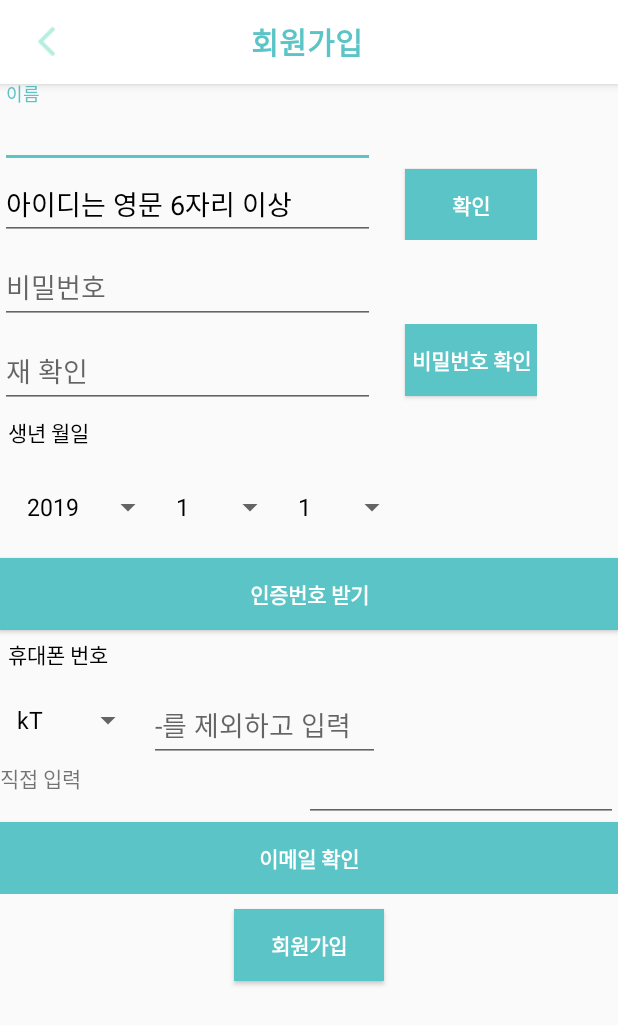
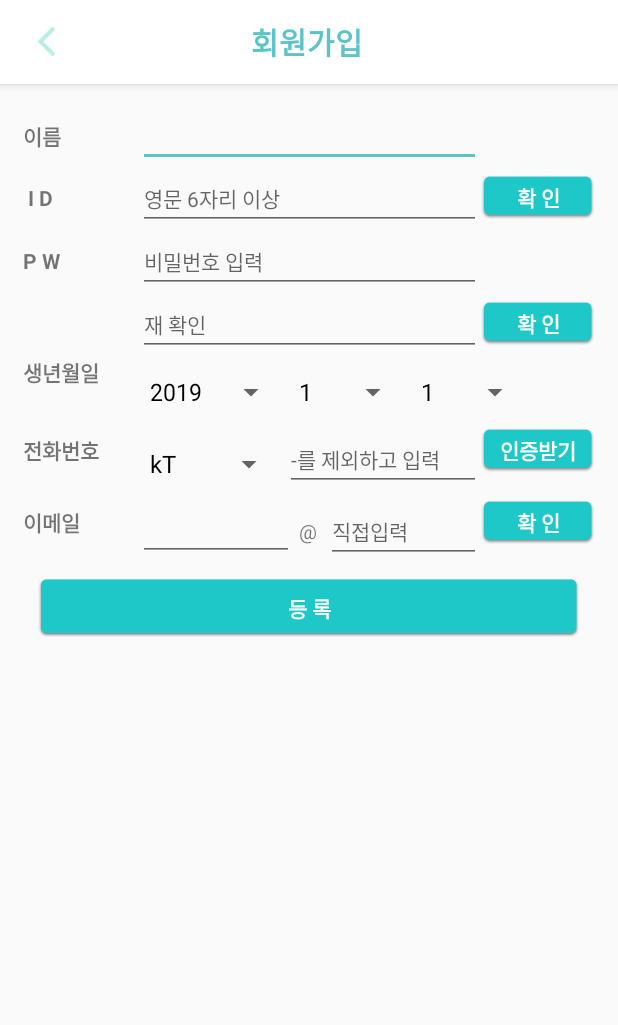
Before and after one commit to jslee7120/yaksok_js, an Android app: the SignUp screen opened directly, with no data from a screen before it, on a phone screen of 412 x 824 dp. Shown: the top 1025 px of the screen. Run offline under Robolectric (Android 15) with nearby library versions, the phone set to English and light mode, and no system bars; pictures from the network do not load.

Commit message:
회원가입 레이아웃 변경

```diff
--- a/app/src/main/java/yaksok/dodream/com/yaksok/SignUp.java
+++ b/app/src/main/java/yaksok/dodream/com/yaksok/SignUp.java
@@ -43,7 +43,7 @@ import yaksok.dodream.com.yaksok.vo.UserVO;
 
 public class SignUp extends AppCompatActivity {
     private ImageView sign_profile_imv;
-    public static EditText sign_up_name_edt,sign_up_id_edt,sign_up_pw_edt,sign_up_re_pw_edt,sign_up_phone_number_edt,sign_authorization_number,sign_up_email_edt,sign_up_yourself_email;
+    public static EditText sign_up_name_edt,sign_up_id_edt,sign_up_pw_edt,sign_up_re_pw_edt,sign_up_phone_number_edt,sign_authorization_number,sign_up_email_edt,sign_up_yourself_email,sign_up_yourself_address_email;
     private Spinner sign_up_year_spin,sign_up_month_spin,sign_up_day_spin,sign_up_phone_conpany_spin,sign_up_phone_first_spin,sign_up_email_spin;
     private Button sign_up_check_id_btn,sign_up_check_pw_btn,sign_up_check_authorization_num_btn,sign_up_compelte_btn;
     private String age_range;// age_range 넘기기
@@ -114,6 +114,8 @@ public class SignUp extends AppCompatActivity {
 
 
 //        final MyDatabaseOpenHelper DBHELPER = new MyDatabaseOpenHelper(getApplicationContext(), "YakSok.db", null, 1);
+
+        sign_up_yourself_address_email = (EditText)findViewById(R.id.sign_email_yourself_address_edt);
 
         sign_up_name_edt = (EditText)findViewById(R.id.sign_name_edt);
 
@@ -211,7 +213,7 @@ public class SignUp extends AppCompatActivity {
                day = Integer.parseInt(sign_up_day_spin.getItemAtPosition(position).toString());
 
                birthday = String.valueOf(month)+"-"+String.valueOf(day);
-                Toast.makeText(getApplicationContext(),birthday,Toast.LENGTH_LONG).show();
+
 
             }
 
@@ -225,6 +227,7 @@ public class SignUp extends AppCompatActivity {
         String[] phone_company = getResources().getStringArray(R.array.phone_company);
         ArrayAdapter<String> phoneCompanyAdapter = new ArrayAdapter<String>(this,R.layout.support_simple_spinner_dropdown_item,phone_company);
         sign_up_phone_conpany_spin.setAdapter(phoneCompanyAdapter);
+
 
 
 //
@@ -259,7 +262,7 @@ public class SignUp extends AppCompatActivity {
             @Override
             public void onClick(View v) {
 
-                user_email = sign_up_yourself_email.getText().toString();
+                user_email = sign_up_yourself_email.getText().toString() + "@" + sign_up_yourself_address_email.getText().toString();
                 if(checkEmail(user_email)){
                     Toast.makeText(getApplicationContext(),"사용할 수 있는 이메일 입니다.",Toast.LENGTH_LONG).show();
                 }
@@ -290,7 +293,7 @@ public class SignUp extends AppCompatActivity {
                     Toast.makeText(getApplicationContext(),"6글자 이상으로 아이디를 입력해주세요.",Toast.LENGTH_LONG).show();
                 }
                else{
-                    Toast.makeText(getApplicationContext(),"성공",Toast.LENGTH_LONG).show();
+                    Toast.makeText(getApplicationContext(),"아이디가 적합합니다",Toast.LENGTH_LONG).show();
                 }
             }
         });
@@ -378,8 +381,8 @@ public class SignUp extends AppCompatActivity {
         sign_up_check_authorization_num_btn.setOnClickListener(new View.OnClickListener() {
             @Override
             public void onClick(View v) {
-                LinearLayout linearLayout = (LinearLayout) findViewById(R.id.sign_authorization_layout);
-                linearLayout.setVisibility(View.VISIBLE);
+               // LinearLayout linearLayout = (LinearLayout) findViewById(R.id.sign_authorization_layout);
+                //linearLayout.setVisibility(View.VISIBLE);
             }
         });
 
@@ -457,9 +460,6 @@ public class SignUp extends AppCompatActivity {
                Log.d("server","server");
                Log.d("server_before","sssssssss");
 
-
-
-               Toast.makeText(getApplicationContext(),bodyVO.getStatus(),Toast.LENGTH_LONG).show();
                if(bodyVO.getStatus().equals("201")){
                    startActivity(new Intent(getApplicationContext(),AddYourFmaily.class));
                    Toast.makeText(getApplicationContext(),"가입 성공 되었습니다.",Toast.LENGTH_LONG).show();
--- a/app/src/main/res/layout/activity_sign_up.xml
+++ b/app/src/main/res/layout/activity_sign_up.xml
@@ -7,129 +7,140 @@
     android:orientation="vertical">
     <LinearLayout
         android:layout_width="match_parent"
-        android:layout_height="match_parent"
+        android:layout_height="wrap_content"
+        android:layout_margin="15dp"
         android:orientation="vertical">
-
-        <!-- <TextView
-             android:layout_margin="5dp"
-             android:layout_width="wrap_content"
-             android:layout_height="wrap_content"
-             android:text="@string/sign_up_user_profile"
-             android:textColor="#000000"/>
-         <ImageView
-             android:id="@+id/sign_profile_imv"
-             android:layout_width="100dp"
-             android:layout_height="100dp"
-             android:layout_gravity="center"
-             android:src="@drawable/user_profile"/>
-     -->
-        <TableLayout
-            android:layout_width="wrap_content"
-            android:layout_height="wrap_content">
-            <TableRow>
-                <android.support.design.widget.TextInputLayout
-                    android:layout_width="match_parent"
-                    android:layout_height="wrap_content">
-                    <EditText
-                        android:textColorHint="#000000"
-                        android:layout_gravity="center"
-                        android:id="@+id/sign_name_edt"
-                        android:layout_width="250dp"
-                        android:layout_height="wrap_content"
-                        android:hint="이름"
-                        android:textColor="#000000"
-                        android:focusable="true"/>
-                </android.support.design.widget.TextInputLayout>
-
-            </TableRow>
-            <TableRow>
-
-                <EditText
-                    android:textColorHint="#000000"
-                    android:id="@+id/sign_id_edt"
-                    android:layout_width="250dp"
-                    android:layout_height="wrap_content"
-                    android:hint="@string/sign_up_id_hint"
-                    android:textColor="#000000" />
-
-                <Button
-                    android:id="@+id/sign_check_id_btn"
-                    android:layout_width="match_parent"
-                    android:layout_height="wrap_content"
-                    android:text="@string/sign_up_confrim"
-                    android:layout_marginStart="20dp"
-                    android:background="@color/main_color"
-                    android:textColor="#ffffff"
-                    android:textStyle="bold"
-                    />
-            </TableRow>
-            <TableRow>
-
-                <android.support.design.widget.TextInputLayout
-                    android:layout_width="match_parent"
-                    android:layout_height="wrap_content">
-                    <EditText
-                        android:textColorHint="#000000"
-                        android:layout_gravity="center"
-                        android:id="@+id/sign_pw_edt"
-                        android:layout_width="250dp"
-                        android:layout_height="wrap_content"
-                        android:hint="@string/sign_up_pw"
-                        android:textColor="#000000"
-                        android:focusable="true"
-                        android:inputType="textPassword"/>
-                </android.support.design.widget.TextInputLayout>
-
-            </TableRow>
-            <TableRow>
-                <android.support.design.widget.TextInputLayout
-                    android:layout_width="match_parent"
-                    android:layout_height="wrap_content">
-                    <EditText
-                        android:textColorHint="#000000"
-                        android:layout_gravity="center"
-                        android:id="@+id/sign_re_pw_edt"
-                        android:layout_width="250dp"
-                        android:layout_height="wrap_content"
-                        android:hint="@string/sign_up_re_pw_hint"
-                        android:textColor="#000000"
-                        android:focusable="true"
-                        android:inputType="textPassword" />
-                </android.support.design.widget.TextInputLayout>
-                <Button
-                    android:id="@+id/sign_up_check_pw_btn"
-                    android:layout_width="wrap_content"
-                    android:layout_height="wrap_content"
-                    android:layout_gravity="end"
-                    android:text="@string/sign_up_confirm_pw"
-                    android:textColor="#ffffff"
-                    android:textStyle="bold"
-                    android:background="@color/main_color"/>
-            </TableRow>
-
-
-            <TableRow>
-                <TextView
-                    android:layout_margin="5dp"
-                    android:textColor="#000000"
-                    android:layout_width="wrap_content"
-                    android:layout_height="wrap_content"
-                    android:text="@string/sign_up_birthday"/>
-
-
-            </TableRow>
-
-        </TableLayout>
 
         <LinearLayout
             android:layout_width="match_parent"
             android:layout_height="wrap_content"
-            android:orientation="vertical">
+            android:orientation="horizontal">
+
+            <TextView
+                android:layout_width="match_parent"
+                android:layout_height="wrap_content"
+                android:layout_weight="8"
+                android:text="이름"
+                android:textStyle="bold" />
+
+            <EditText
+                android:id="@+id/sign_name_edt"
+                android:layout_width="match_parent"
+                android:layout_height="wrap_content"
+                android:layout_weight="4"
+                android:focusable="true"
+                android:textColor="#000000"
+                android:textColorHint="#000000"
+                android:textSize="14dp" />
 
             <LinearLayout
                 android:layout_width="match_parent"
                 android:layout_height="wrap_content"
-                android:layout_margin="10dp"
+                android:layout_weight="8"></LinearLayout>
+        </LinearLayout>
+
+        <LinearLayout
+            android:layout_width="match_parent"
+            android:layout_height="wrap_content"
+            android:orientation="horizontal">
+
+            <TextView
+                android:layout_width="match_parent"
+                android:layout_height="wrap_content"
+                android:text=" I D"
+                android:textStyle="bold"
+                android:layout_weight="8"/>
+            <EditText
+                android:textSize="14dp"
+                android:id="@+id/sign_id_edt"
+                android:layout_width="match_parent"
+                android:layout_height="wrap_content"
+                android:hint="영문 6자리 이상"
+                android:textColor="#000000"
+                android:focusable="true"
+                android:layout_weight="4"/>
+
+            <Button
+                android:background="@drawable/y_btn"
+                android:id="@+id/sign_check_id_btn"
+                android:layout_width="match_parent"
+                android:layout_height="30dp"
+                android:text="확 인"
+                android:textStyle="bold"
+                android:textColor="#ffffff"
+                android:layout_weight="8"/>
+
+        </LinearLayout>
+        <LinearLayout
+            android:layout_width="match_parent"
+            android:layout_height="wrap_content"
+            android:orientation="horizontal">
+            <TextView
+                android:layout_width="match_parent"
+                android:layout_height="wrap_content"
+                android:text="P W"
+                android:textStyle="bold"
+                android:layout_weight="8"/>
+            <EditText
+                android:inputType="textPassword"
+                android:textSize="14dp"
+                android:layout_weight="4"
+                android:id="@+id/sign_pw_edt"
+                android:layout_width="match_parent"
+                android:layout_height="wrap_content"
+                android:hint="비밀번호 입력"
+                android:textColor="#000000"
+                android:focusable="true"/>
+
+            <LinearLayout
+                android:layout_width="match_parent"
+                android:layout_height="wrap_content"
+                android:layout_weight="8"></LinearLayout>
+        </LinearLayout>
+        <LinearLayout
+            android:layout_width="match_parent"
+            android:layout_height="wrap_content"
+            android:orientation="horizontal">
+            <LinearLayout
+                android:layout_width="match_parent"
+                android:layout_height="wrap_content"
+                android:layout_weight="8"/>
+
+            <EditText
+                android:inputType="textPassword"
+                android:textSize="14dp"
+                android:id="@+id/sign_re_pw_edt"
+                android:layout_width="match_parent"
+                android:layout_height="wrap_content"
+                android:hint="재 확인"
+                android:layout_weight="4"
+                android:textColor="#000000"
+                android:focusable="true"/>
+
+            <Button
+                android:background="@drawable/y_btn"
+                android:id="@+id/sign_up_check_pw_btn"
+                android:layout_width="match_parent"
+                android:layout_height="30dp"
+                android:text="확 인"
+                android:textStyle="bold"
+                android:textColor="#ffffff"
+                android:layout_weight="8"/>
+        </LinearLayout>
+        <LinearLayout
+            android:layout_width="match_parent"
+            android:layout_height="wrap_content">
+            <TextView
+                android:layout_width="match_parent"
+                android:layout_height="wrap_content"
+                android:text="생년월일"
+                android:textStyle="bold"
+                android:layout_weight="4"/>
+
+            <LinearLayout
+                android:layout_weight="1"
+                android:layout_width="match_parent"
+                android:layout_height="wrap_content"
                 android:orientation="horizontal">
 
                 <Spinner
@@ -146,133 +157,121 @@
                 <Spinner
                     android:id="@+id/sign_day_spin"
                     android:layout_width="wrap_content"
-                    android:layout_height="wrap_content">
+                    android:layout_height="wrap_content"></Spinner>
 
-                </Spinner>
+            </LinearLayout>
+        </LinearLayout>
+
+        <LinearLayout
+            android:layout_width="match_parent"
+            android:layout_height="wrap_content"
+            android:orientation="horizontal">
 
 
-            </LinearLayout>
-
-            <Button
-                android:id="@+id/sign_up_get_autho_btn"
+            <TextView
                 android:layout_width="match_parent"
                 android:layout_height="wrap_content"
-                android:layout_gravity="center_vertical"
-                android:background="@color/main_color"
-                android:text="@string/sign_up_get_authorization"
-                android:textColor="#ffffff"
-                android:textStyle="bold" />
-
-            <TextView
-                android:layout_width="wrap_content"
+                android:text="전화번호"
+                android:textStyle="bold"
+                android:layout_weight="8"/>
+            <LinearLayout
+                android:layout_width="match_parent"
                 android:layout_height="wrap_content"
-                android:layout_margin="5dp"
-                android:layout_marginTop="4dp"
-                android:text="@string/sign_up_phone"
-                android:textColor="#000000" />
-
-            <LinearLayout
-
-                android:layout_width="wrap_content"
-                android:layout_height="wrap_content"
-                android:orientation="horizontal">
-
+                android:orientation="horizontal"
+                android:layout_weight="4">
                 <Spinner
+                    android:textSize="13dp"
+                    android:layout_weight="4"
                     android:id="@+id/sign_up_phone_company_spin"
-                    android:layout_width="wrap_content"
+                    android:layout_width="match_parent"
                     android:layout_height="wrap_content"
                     android:layout_gravity="center"
-                    android:layout_margin="3dp"
                     android:entries="@array/phone_company">
 
                 </Spinner>
 
-
-                <android.support.design.widget.TextInputLayout
-                    android:layout_width="150dp"
-                    android:layout_height="wrap_content">
-
-                    <EditText
-                        android:id="@+id/sign_phone_number_edt"
-                        android:layout_width="200dp"
-                        android:layout_height="wrap_content"
-                        android:hint="@string/sign_up_phone_numbers_hint"
-                        android:textColorHint="#000000" />
-                </android.support.design.widget.TextInputLayout>
-
+                <EditText
+                    android:inputType="phone"
+                    android:textSize="14dp"
+                    android:layout_weight="3"
+                    android:id="@+id/sign_phone_number_edt"
+                    android:layout_width="match_parent"
+                    android:layout_height="wrap_content"
+                    android:hint="-를 제외하고 입력"
+                    />
             </LinearLayout>
-
-            <LinearLayout
-                android:id="@+id/sign_authorization_layout"
-                android:layout_width="wrap_content"
+            <Button
+                android:background="@drawable/y_btn"
+                android:id="@+id/sign_up_get_autho_btn"
+                android:layout_width="match_parent"
+                android:layout_height="30dp"
+                android:text="인증받기"
+                android:textStyle="bold"
+                android:textColor="#ffffff"
+                android:layout_weight="8"/>
+        </LinearLayout>
+        <LinearLayout
+            android:layout_width="match_parent"
+            android:layout_height="wrap_content"
+            android:orientation="horizontal">
+            <TextView
+                android:layout_width="match_parent"
                 android:layout_height="wrap_content"
-                android:orientation="horizontal"
-                android:visibility="gone">
-
-                <android.support.design.widget.TextInputLayout
-                    android:layout_width="150dp"
-                    android:layout_height="wrap_content">
-
-                    <EditText
-                        android:id="@+id/sign_authorization_number"
-                        android:layout_width="150dp"
-                        android:layout_height="wrap_content"
-                        android:hint="@string/sign_up_authorization_num"
-                        android:textColorHint="#000000" />
-                </android.support.design.widget.TextInputLayout>
-
-                <Button
-                    android:id="@+id/sign_up_auth_confirm_btn"
-                    android:layout_width="wrap_content"
-                    android:layout_height="wrap_content"
-                    android:background="@color/colorPrimaryDark"
-                    android:text="@string/sign_up_confrim"
-                    android:textColor="#ffffff"
-                    android:textStyle="bold" />
-            </LinearLayout>
-
-
-
+                android:text="이메일"
+                android:textStyle="bold"
+                android:layout_weight="8"/>
             <LinearLayout
                 android:layout_width="match_parent"
                 android:layout_height="wrap_content"
+                android:layout_weight="4"
                 android:orientation="horizontal">
 
+                <EditText
+                    android:layout_weight="3"
+                    android:id="@+id/sign_email_yourself_edt"
+                    android:layout_width="match_parent"
+                    android:layout_height="wrap_content"
+                    android:textColor="#000000"
+                    android:textSize="14dp"
+                    android:focusable="true"/>
                 <TextView
-                    android:layout_width="wrap_content"
+                    android:layout_weight="5"
+                    android:layout_width="match_parent"
                     android:layout_height="wrap_content"
-                    android:layout_weight="1"
-                    android:text="직접 입력" />
-
+                    android:textSize="13dp"
+                    android:text=" @"/>
                 <EditText
-                    android:id="@+id/sign_email_yourself_edt"
-                    android:layout_width="60dp"
-                    android:layout_height="40dp"
-                    android:layout_gravity="center_vertical"
-                    android:layout_weight="1"
-                    android:textColorHint="#000000" />
+                    android:textSize="14dp"
+                    android:id="@+id/sign_email_yourself_address_edt"
+                    android:layout_weight="3"
+                    android:layout_width="match_parent"
+                    android:layout_height="wrap_content"
+                    android:hint="직접입력"/>
             </LinearLayout>
-
             <Button
+                android:background="@drawable/y_btn"
                 android:id="@+id/confirm_email_btn"
                 android:layout_width="match_parent"
-                android:layout_height="wrap_content"
-                android:text="이메일 확인"
+                android:layout_height="30dp"
+                android:text="확 인"
                 android:textStyle="bold"
                 android:textColor="#ffffff"
-                android:background="@color/main_color"/>
-
+                android:layout_weight="8"/>
         </LinearLayout>
-        <Button
-            android:layout_margin="10dp"
-            android:id="@+id/sign_up_complete_btn"
-            android:layout_width="100dp"
-            android:layout_height="wrap_content"
-            android:layout_gravity="center"
-            android:text="@string/sign_up_completion"
-            android:textColor="#ffffff"
-            android:textStyle="bold"
-            android:background="@color/main_color"/>
+        <LinearLayout
+            android:layout_width="match_parent"
+            android:layout_height="wrap_content">
+            <Button
+                android:layout_margin="10dp"
+                android:id="@+id/sign_up_complete_btn"
+                android:layout_width="match_parent"
+                android:layout_height="40dp"
+                android:layout_gravity="center"
+                android:text="등 록"
+                android:textColor="#ffffff"
+                android:textStyle="bold"
+                android:background="@drawable/y_btn_2"/>
+        </LinearLayout>
 
     </LinearLayout>
 
```
Also changed, not shown: app/src/main/res/drawable-v24/y_btn.png (added), app/src/main/res/drawable-v24/y_btn_2.png (added).
